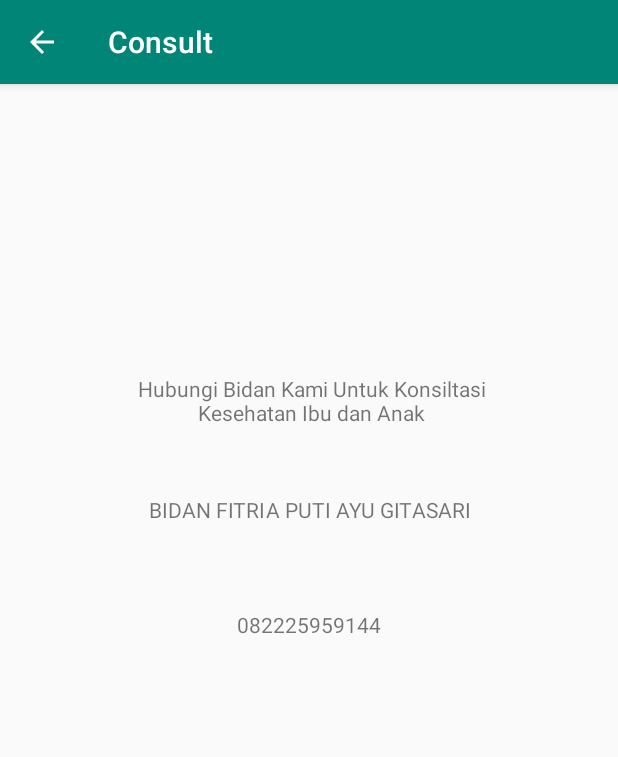
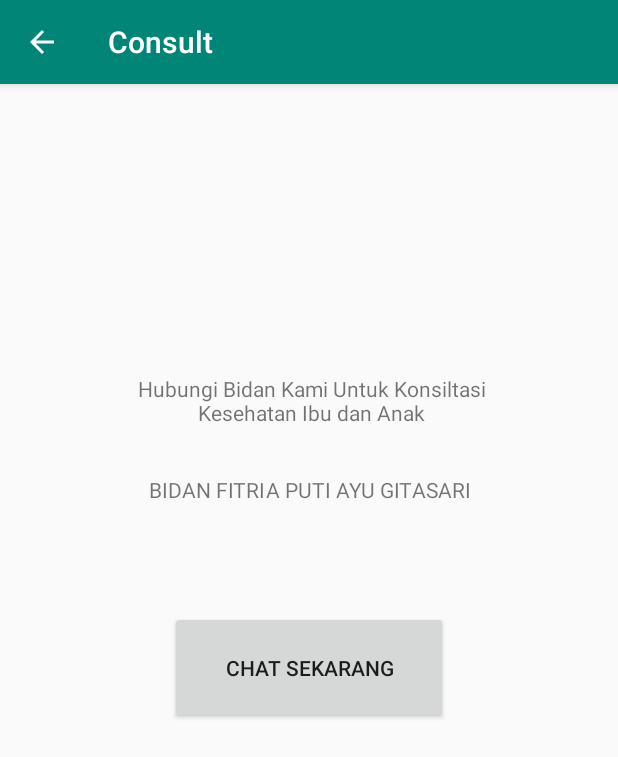
Before and after one commit to taufiqtab/MotherandBabyCare, an Android app: the Consult screen opened directly, with no data from a screen before it, on a phone screen of 412 x 824 dp. Shown: the top 757 px of the screen. Run offline under Robolectric (Android 15) with nearby library versions, the phone set to English and light mode, and no system bars.

Commit message:
Chat Whatsapp

```diff
--- a/app/src/main/java/com/marivin/motherandbabycare/Consult.java
+++ b/app/src/main/java/com/marivin/motherandbabycare/Consult.java
@@ -1,8 +1,15 @@
 package com.marivin.motherandbabycare;
 
+import android.content.ComponentName;
+import android.content.Intent;
+import android.net.Uri;
 import android.support.v7.app.ActionBar;
 import android.support.v7.app.AppCompatActivity;
 import android.os.Bundle;
+import android.telephony.PhoneNumberUtils;
+import android.util.Log;
+import android.view.View;
+import android.widget.Button;
 
 public class Consult extends AppCompatActivity {
 
@@ -12,5 +19,31 @@ public class Consult extends AppCompatActivity {
         setContentView(R.layout.activity_consult);
         ActionBar actionBar = getSupportActionBar();
         actionBar.setTitle("Consult");
+
+        Button chat = (Button) findViewById(R.id.chatNow);
+        chat.setOnClickListener(new View.OnClickListener(){
+            @Override
+            public void onClick(View view) {
+                //Uri uri = Uri.parse("smsto:" + "+6285647697981");
+                //Intent i = new Intent(Intent.ACTION_SENDTO, uri);
+                //i.setPackage("com.whatsapp");
+                //startActivity(i);
+                openWhatsApp("+6285647697981");
+            }
+        });
+    }
+
+    private void openWhatsApp(String number) {
+        try {
+            number = number.replace(" ", "").replace("+", "");
+
+            Intent sendIntent = new Intent("android.intent.action.MAIN");
+            sendIntent.setComponent(new ComponentName("com.whatsapp","com.whatsapp.Conversation"));
+            sendIntent.putExtra("jid", PhoneNumberUtils.stripSeparators(number)+"@s.whatsapp.net");
+            startActivity(sendIntent);
+
+        } catch(Exception e) {
+            //Log.e(TAG, "ERROR_OPEN_MESSANGER"+e.toString());
+        }
     }
 }
--- a/app/src/main/res/layout/activity_consult.xml
+++ b/app/src/main/res/layout/activity_consult.xml
@@ -7,32 +7,14 @@
     tools:context=".Consult">
 
     <TextView
-        android:id="@+id/textView"
-        android:layout_width="232dp"
-        android:layout_height="30dp"
-        android:layout_marginStart="155dp"
-        android:layout_marginTop="23dp"
-        android:layout_marginEnd="198dp"
-        android:layout_marginBottom="388dp"
-        android:text="082225959144"
-        android:textAlignment="center"
-        app:layout_constraintBottom_toBottomOf="parent"
-        app:layout_constraintEnd_toEndOf="parent"
-        app:layout_constraintHorizontal_bias="0.379"
-        app:layout_constraintStart_toStartOf="parent"
-        app:layout_constraintTop_toBottomOf="@+id/textView3" />
-
-    <TextView
         android:id="@+id/textView3"
         android:layout_width="232dp"
         android:layout_height="30dp"
         android:layout_marginStart="155dp"
         android:layout_marginTop="13dp"
         android:layout_marginEnd="198dp"
-        android:layout_marginBottom="23dp"
         android:text="BIDAN FITRIA PUTI AYU GITASARI"
         android:textAlignment="center"
-        app:layout_constraintBottom_toTopOf="@+id/textView"
         app:layout_constraintEnd_toEndOf="parent"
         app:layout_constraintHorizontal_bias="0.38"
         app:layout_constraintStart_toStartOf="parent"
@@ -53,4 +35,18 @@
         app:layout_constraintHorizontal_bias="0.371"
         app:layout_constraintStart_toStartOf="parent"
         app:layout_constraintTop_toTopOf="parent" />
+
+    <Button
+        android:id="@+id/chatNow"
+        android:layout_width="185dp"
+        android:layout_height="75dp"
+        android:layout_marginStart="8dp"
+        android:layout_marginTop="5dp"
+        android:layout_marginEnd="8dp"
+        android:layout_marginBottom="286dp"
+        android:text="Chat Sekarang"
+        app:layout_constraintBottom_toBottomOf="parent"
+        app:layout_constraintEnd_toEndOf="parent"
+        app:layout_constraintStart_toStartOf="parent"
+        app:layout_constraintTop_toBottomOf="@+id/textView3" />
 </android.support.constraint.ConstraintLayout>
```
